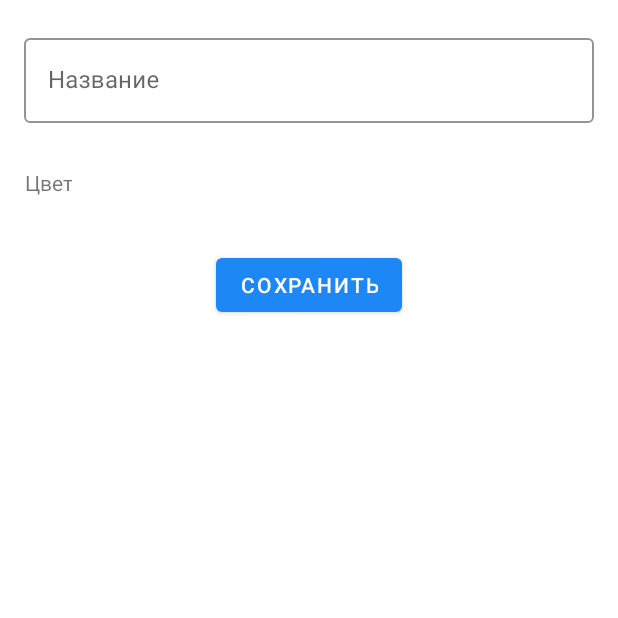
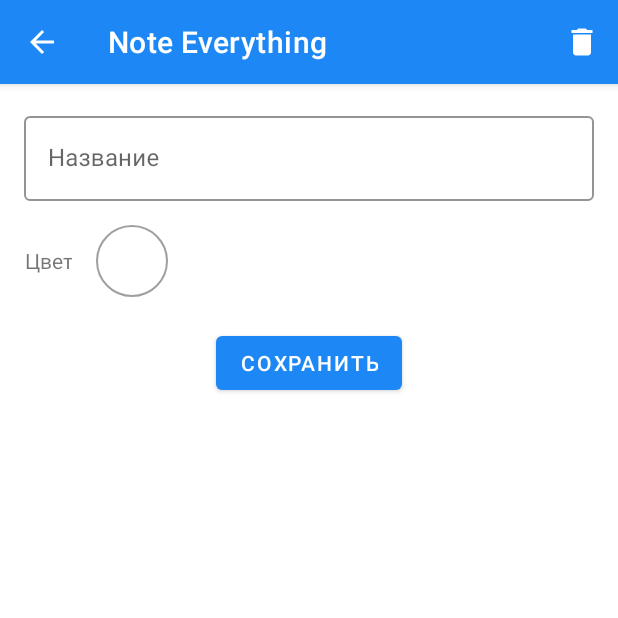
Before and after one commit to AndrewButch/Note_Everything, an Android app: the NoteDetailFragment screen opened through its navigation route, on a phone screen of 412 x 824 dp, the top half of it. Run offline under Robolectric (Android 15) with nearby library versions, the phone set to English and light mode, and no system bars; our stand-ins replace Dagger/Hilt's generated code, navigation-ui.

Commit message:
NoteDetailFragment navigation

```diff
--- a/app/src/main/java/com/andrewbutch/noteeverything/di/AppModule.kt
+++ b/app/src/main/java/com/andrewbutch/noteeverything/di/AppModule.kt
@@ -1,6 +1,10 @@
 package com.andrewbutch.noteeverything.di
 
+import android.app.Application
+import com.andrewbutch.noteeverything.business.domain.model.NoteFactory
+import com.andrewbutch.noteeverything.business.domain.model.NoteListFactory
 import com.andrewbutch.noteeverything.business.domain.util.DateUtil
+import com.andrewbutch.noteeverything.framework.datasource.NoteDataFactory
 import com.andrewbutch.noteeverything.framework.datasource.cache.database.NoteDao
 import com.andrewbutch.noteeverything.framework.datasource.cache.database.NoteListDao
 import com.andrewbutch.noteeverything.framework.datasource.cache.database.NotesDatabase
@@ -74,5 +78,16 @@ object AppModule {
         return NoteFirestoreServiceImpl(firestore, mapper)
     }
 
+    @JvmStatic
+    @Singleton
+    @Provides
+    fun provideNoteDataFactory(
+        application: Application,
+        noteFactory: NoteFactory,
+        noteListFactory: NoteListFactory
+    ): NoteDataFactory {
+        return NoteDataFactory(application, noteFactory, noteListFactory)
+    }
+
 
 }
--- /dev/null
+++ b/app/src/main/java/com/andrewbutch/noteeverything/framework/datasource/NoteDataFactory.kt
@@ -0,0 +1,87 @@
+package com.andrewbutch.noteeverything.framework.datasource
+
+import android.app.Application
+import android.content.res.AssetManager
+import com.andrewbutch.noteeverything.business.domain.model.Note
+import com.andrewbutch.noteeverything.business.domain.model.NoteFactory
+import com.andrewbutch.noteeverything.business.domain.model.NoteList
+import com.andrewbutch.noteeverything.business.domain.model.NoteListFactory
+import com.google.gson.Gson
+import com.google.gson.reflect.TypeToken
+import java.io.IOException
+import java.io.InputStream
+import javax.inject.Inject
+import javax.inject.Singleton
+
+@Singleton
+class NoteDataFactory
+@Inject
+constructor(
+    private val application: Application,
+    private val noteFactory: NoteFactory,
+    private val noteListFactory: NoteListFactory
+) {
+
+    fun produceListOfNotes(): List<Note> {
+        val notes: List<Note> = Gson()
+            .fromJson(
+                getNotesFromFile("notes.json"),
+                object : TypeToken<List<Note>>() {}.type
+            )
+        return notes
+    }
+
+    fun produceListOfNoteList(): List<NoteList> {
+        val lists: List<NoteList> = Gson()
+            .fromJson(
+                getNotesFromFile("list_of_notes.json"),
+                object : TypeToken<List<NoteList>>() {}.type
+            )
+        return lists
+    }
+
+    private fun getNotesFromFile(fileName: String): String? {
+        return readJSONFromAsset(fileName)
+    }
+
+    private fun readJSONFromAsset(fileName: String): String? {
+        return try {
+            val inputStream: InputStream = (application.assets as AssetManager).open(fileName)
+            inputStream.bufferedReader().use { it.readText() }
+        } catch (ex: IOException) {
+            ex.printStackTrace()
+            return null
+        }
+    }
+
+    // -------------- Note -------------
+
+    fun createSingleNote(
+        id: String? = null,
+        title: String,
+        completed: Boolean,
+        color: String? = null,
+        createdAt: String? = null,
+        updatedAt: String? = null,
+        listId: String
+    ) = noteFactory.createNote(id, title, completed, color, createdAt, updatedAt, listId)
+
+    fun createMultipleNotes(numNotes: Int, ownerListId: String) =
+        noteFactory.createNoteList(numNotes, ownerListId)
+
+
+    // -------------- Note list -------------
+
+    fun createSingleNoteList(
+        id: String? = null,
+        title: String,
+        color: String? = null,
+        createdAt: String? = null,
+        updatedAt: String? = null
+    ) = noteListFactory.createNoteList(id, title, color, createdAt, updatedAt)
+
+    fun createMultipleNoteLists(numList: Int): List<NoteList> =
+        noteListFactory.createMultipleNoteList(numList)
+
+
+}
--- a/app/src/main/java/com/andrewbutch/noteeverything/framework/ui/MainActivity.kt
+++ b/app/src/main/java/com/andrewbutch/noteeverything/framework/ui/MainActivity.kt
@@ -1,6 +1,7 @@
 package com.andrewbutch.noteeverything.framework.ui
 
 import android.os.Bundle
+import android.view.Menu
 import com.andrewbutch.noteeverything.R
 import dagger.android.support.DaggerAppCompatActivity
 import kotlinx.coroutines.ExperimentalCoroutinesApi
@@ -15,7 +16,9 @@ class MainActivity : DaggerAppCompatActivity() {
         setContentView(R.layout.activity_main)
     }
 
-
+    override fun onCreateOptionsMenu(menu: Menu?): Boolean {
+        return true
+    }
 
 //    override fun onSupportNavigateUp(): Boolean {
 //        return NavigationUI.navigateUp(findNavController(R.id.navHostFragmentContainer), drawer)
--- a/app/src/main/java/com/andrewbutch/noteeverything/framework/ui/notedetail/NoteDetailFragment.kt
+++ b/app/src/main/java/com/andrewbutch/noteeverything/framework/ui/notedetail/NoteDetailFragment.kt
@@ -1,12 +1,12 @@
 package com.andrewbutch.noteeverything.framework.ui.notedetail
 
 import android.graphics.Color
+import android.graphics.PorterDuff
 import android.os.Bundle
-import android.view.LayoutInflater
-import android.view.View
-import android.view.ViewGroup
+import android.view.*
 import android.widget.TextView
 import android.widget.Toast
+import androidx.appcompat.app.AppCompatActivity
 import androidx.navigation.fragment.findNavController
 import com.andrewbutch.noteeverything.R
 import com.andrewbutch.noteeverything.business.domain.model.Note
@@ -14,6 +14,11 @@ import dagger.android.support.DaggerFragment
 import kotlinx.android.synthetic.main.fragment_note_detail.*
 
 class NoteDetailFragment : DaggerFragment() {
+
+    override fun onCreate(savedInstanceState: Bundle?) {
+        super.onCreate(savedInstanceState)
+        setHasOptionsMenu(true)
+    }
 
     override fun onCreateView(
         inflater: LayoutInflater, container: ViewGroup?,
@@ -23,8 +28,32 @@ class NoteDetailFragment : DaggerFragment() {
     }
 
     override fun onViewCreated(view: View, savedInstanceState: Bundle?) {
+        setupUI()
+        saveBtn.setOnClickListener { navToNotesList() }
+    }
+
+    override fun onCreateOptionsMenu(menu: Menu, inflater: MenuInflater) {
+        inflater.inflate(R.menu.menu_note_detail_fragment, menu)
+        super.onCreateOptionsMenu(menu, inflater)
+    }
+
+    override fun onOptionsItemSelected(item: MenuItem): Boolean {
+        return when (item.itemId) {
+            R.id.delete_note -> {
+                showToast("Delete note")
+                true
+            }
+            else -> super.onOptionsItemSelected(item)
+        }
+    }
+
+    private fun setupUI() {
+        // Toolbar
+        (requireActivity() as AppCompatActivity).setSupportActionBar(toolbar)
+        toolbar.setNavigationOnClickListener { navToNotesList() }
+
+        // handle Bundle and init fields
         getSelectedNoteListFromArguments()
-        saveBtn.setOnClickListener { navToNotesList() }
     }
 
     private fun getSelectedNoteListFromArguments() {
@@ -32,7 +61,10 @@ class NoteDetailFragment : DaggerFragment() {
             val noteList = args.getParcelable("NOTE_DETAIL_SELECTED_NOTE_BUNDLE_KEY") as Note?
             noteList?.let {
                 noteTitle.setText(it.title, TextView.BufferType.EDITABLE)
-                noteColorPicker.setBackgroundColor(Color.parseColor(it.color))
+                noteColorPicker.background.setColorFilter(
+                    Color.parseColor(it.color),
+                    PorterDuff.Mode.MULTIPLY
+                )
             }
         }
     }
@@ -44,4 +76,7 @@ class NoteDetailFragment : DaggerFragment() {
     private fun navToNotesList() {
         findNavController().navigate(R.id.action_noteDetailFragment_to_notesFragment)
     }
+
+
+
 }
--- a/app/src/main/java/com/andrewbutch/noteeverything/framework/ui/notes/NotesFragment.kt
+++ b/app/src/main/java/com/andrewbutch/noteeverything/framework/ui/notes/NotesFragment.kt
@@ -14,13 +14,12 @@ import androidx.navigation.ui.NavigationUI
 import androidx.recyclerview.widget.LinearLayoutManager
 import com.andrewbutch.noteeverything.R
 import com.andrewbutch.noteeverything.business.domain.model.Note
-import com.andrewbutch.noteeverything.business.domain.model.NoteFactory
 import com.andrewbutch.noteeverything.business.domain.model.NoteList
-import com.andrewbutch.noteeverything.business.domain.model.NoteListFactory
+import com.andrewbutch.noteeverything.framework.datasource.NoteDataFactory
 import com.andrewbutch.noteeverything.framework.ui.notes.drawer.NavMenuAdapter
 import dagger.android.support.DaggerFragment
 import kotlinx.android.synthetic.main.fragment_notes.*
-import kotlinx.android.synthetic.main.fragment_notes_content.*
+import kotlinx.android.synthetic.main.layout_fragment_notes_content.*
 import kotlinx.android.synthetic.main.nav_header.*
 import javax.inject.Inject
 
@@ -30,12 +29,15 @@ class NotesFragment :
     NavMenuAdapter.Interaction{
 
     lateinit var viewModel: NotesViewModel
-
+//
+//    @Inject
+//    lateinit var noteFactory: NoteFactory
+//
+//    @Inject
+//    lateinit var noteListFactory: NoteListFactory
+//
     @Inject
-    lateinit var noteFactory: NoteFactory
-
-    @Inject
-    lateinit var noteListFactory: NoteListFactory
+    lateinit var noteDataFactory: NoteDataFactory
 
     override fun onCreateView(
         inflater: LayoutInflater, container: ViewGroup?,
@@ -77,7 +79,8 @@ class NotesFragment :
             layoutManager = LinearLayoutManager(requireContext())
             adapter = navMenuAdapter
         }
-        navMenuAdapter.submitList(noteListFactory.createMultipleNoteList(20))
+//        navMenuAdapter.submitList(noteListFactory.createMultipleNoteList(20))
+        navMenuAdapter.submitList(noteDataFactory.produceListOfNoteList())
 
         NavigationUI.setupActionBarWithNavController(
             requireActivity() as AppCompatActivity,
@@ -97,7 +100,8 @@ class NotesFragment :
             layoutManager = LinearLayoutManager(requireContext())
         }
 
-        notesAdapter.submitList(noteFactory.createNoteList(20, "23"))
+//        notesAdapter.submitList(noteFactory.createNoteList(20, "23"))
+        notesAdapter.submitList(noteDataFactory.produceListOfNotes())
     }
 
     override fun onItemSelected(position: Int, item: Note) {
--- /dev/null
+++ b/app/src/main/res/drawable/black_border.xml
@@ -0,0 +1,10 @@
+<?xml version="1.0" encoding="UTF-8"?>
+<shape xmlns:android="http://schemas.android.com/apk/res/android"
+    android:shape="oval">
+    <solid android:color="#FFFFFF" />
+    <stroke
+        android:width="1dp"
+        android:color="#9f9f9f"
+        />
+
+</shape>
--- /dev/null
+++ b/app/src/main/res/drawable/ic_arrow_back_24.xml
@@ -0,0 +1,5 @@
+<vector android:height="24dp" android:tint="#FFFFFF"
+    android:viewportHeight="24" android:viewportWidth="24"
+    android:width="24dp" xmlns:android="http://schemas.android.com/apk/res/android">
+    <path android:fillColor="@android:color/white" android:pathData="M20,11H7.83l5.59,-5.59L12,4l-8,8 8,8 1.41,-1.41L7.83,13H20v-2z"/>
+</vector>
--- /dev/null
+++ b/app/src/main/res/drawable/ic_delete_24.xml
@@ -0,0 +1,5 @@
+<vector android:height="24dp" android:tint="#FFFFFF"
+    android:viewportHeight="24" android:viewportWidth="24"
+    android:width="24dp" xmlns:android="http://schemas.android.com/apk/res/android">
+    <path android:fillColor="@android:color/white" android:pathData="M6,19c0,1.1 0.9,2 2,2h8c1.1,0 2,-0.9 2,-2V7H6v12zM19,4h-3.5l-1,-1h-5l-1,1H5v2h14V4z"/>
+</vector>
--- a/app/src/main/res/layout/fragment_note_detail.xml
+++ b/app/src/main/res/layout/fragment_note_detail.xml
@@ -1,19 +1,61 @@
 <?xml version="1.0" encoding="utf-8"?>
-<LinearLayout xmlns:android="http://schemas.android.com/apk/res/android"
+<androidx.constraintlayout.widget.ConstraintLayout xmlns:android="http://schemas.android.com/apk/res/android"
     xmlns:app="http://schemas.android.com/apk/res-auto"
+    xmlns:tools="http://schemas.android.com/tools"
     android:layout_width="match_parent"
     android:layout_height="match_parent"
-    android:layout_marginTop="20dp"
-    android:orientation="vertical"
-    android:paddingLeft="16dp"
-    android:paddingRight="16dp">
+    android:orientation="vertical">
+
+    <androidx.constraintlayout.widget.Guideline
+        android:id="@+id/guideline"
+        android:layout_width="wrap_content"
+        android:layout_height="wrap_content"
+        android:orientation="vertical"
+        app:layout_constraintGuide_begin="@dimen/activity_vertical_margin" />
+
+    <androidx.constraintlayout.widget.Guideline
+        android:id="@+id/guideline2"
+        android:layout_width="wrap_content"
+        android:layout_height="wrap_content"
+        android:orientation="vertical"
+        app:layout_constraintGuide_end="@dimen/activity_vertical_margin" />
+
+
+    <com.google.android.material.appbar.AppBarLayout
+        android:id="@+id/appbar"
+        android:layout_width="0dp"
+        android:layout_height="wrap_content"
+        android:theme="@style/ThemeOverlay.AppCompat.Dark.ActionBar"
+        app:layout_constraintEnd_toEndOf="parent"
+        app:layout_constraintStart_toStartOf="parent"
+        app:layout_constraintTop_toTopOf="parent">
+
+        <androidx.appcompat.widget.Toolbar
+            android:id="@+id/toolbar"
+            android:layout_width="match_parent"
+            android:layout_height="?attr/actionBarSize"
+            app:layout_scrollFlags="scroll|enterAlways|snap"
+            app:navigationIcon="@drawable/ic_arrow_back_24"
+            app:titleTextColor="@color/background"
+            tools:title="Hello world">
+
+        </androidx.appcompat.widget.Toolbar>
+
+
+    </com.google.android.material.appbar.AppBarLayout>
+
 
     <com.google.android.material.textfield.TextInputLayout
+        android:id="@+id/titleContainer"
         style="@style/Widget.MaterialComponents.TextInputLayout.OutlinedBox"
-        android:layout_width="match_parent"
+        android:layout_width="0dp"
         android:layout_height="wrap_content"
+        android:layout_marginTop="16dp"
         android:hint="@string/note_title_hint"
-        app:boxStrokeColor="@color/colorPrimary">
+        app:boxStrokeColor="@color/colorPrimary"
+        app:layout_constraintEnd_toStartOf="@+id/guideline2"
+        app:layout_constraintStart_toStartOf="@+id/guideline"
+        app:layout_constraintTop_toBottomOf="@id/appbar">
 
         <com.google.android.material.textfield.TextInputEditText
             android:id="@+id/noteTitle"
@@ -29,11 +71,15 @@
 
 
     <LinearLayout
-        android:layout_width="match_parent"
+        android:id="@+id/colorPickerContainer"
+        android:layout_width="0dp"
         android:layout_height="48dp"
         android:layout_gravity="center_horizontal"
         android:layout_marginTop="16dp"
-        android:orientation="horizontal">
+        android:orientation="horizontal"
+        app:layout_constraintEnd_toStartOf="@+id/guideline2"
+        app:layout_constraintStart_toStartOf="@+id/guideline"
+        app:layout_constraintTop_toBottomOf="@id/titleContainer">
 
 
         <TextView
@@ -49,7 +95,7 @@
             android:layout_width="48dp"
             android:layout_height="48dp"
             android:layout_marginStart="16dp"
-            android:background="@color/background">
+            android:background="@drawable/black_border">
 
         </FrameLayout>
 
@@ -62,6 +108,10 @@
         android:layout_height="wrap_content"
         android:layout_gravity="center_horizontal"
         android:layout_marginTop="20dp"
-        android:text="@string/save_btn_text" />
+        android:text="@string/save_btn_text"
+        app:layout_constraintEnd_toStartOf="@+id/guideline2"
+        app:layout_constraintStart_toStartOf="@+id/guideline"
+        app:layout_constraintTop_toBottomOf="@id/colorPickerContainer" />
 
-</LinearLayout>
+
+</androidx.constraintlayout.widget.ConstraintLayout>
--- a/app/src/main/res/layout/fragment_notes.xml
+++ b/app/src/main/res/layout/fragment_notes.xml
@@ -8,7 +8,7 @@
     tools:openDrawer="start">
 
     <include
-        layout="@layout/fragment_notes_content"
+        layout="@layout/layout_fragment_notes_content"
         android:layout_width="match_parent"
         android:layout_height="match_parent" />
 
--- /dev/null
+++ b/app/src/main/res/menu/menu_note_detail_fragment.xml
@@ -0,0 +1,9 @@
+<?xml version="1.0" encoding="utf-8"?>
+<menu xmlns:android="http://schemas.android.com/apk/res/android"
+    xmlns:app="http://schemas.android.com/apk/res-auto">
+    <item
+        android:id="@+id/delete_note"
+        android:title="@string/menu_delete"
+        app:showAsAction="always"
+        android:icon="@drawable/ic_delete_24" />
+</menu>
--- a/app/src/main/res/values/strings.xml
+++ b/app/src/main/res/values/strings.xml
@@ -20,5 +20,7 @@
     <!-- Note detail fragment -->
     <string name="note_title_hint">Название</string>
 
+    <!-- Menu detail -->
+    <string name="menu_delete">Удалить</string>
 
 </resources>
```
Also changed, not shown: app/src/main/res/layout/layout_fragment_notes_content.xml (renamed from app/src/main/res/layout/fragment_notes_content.xml).
